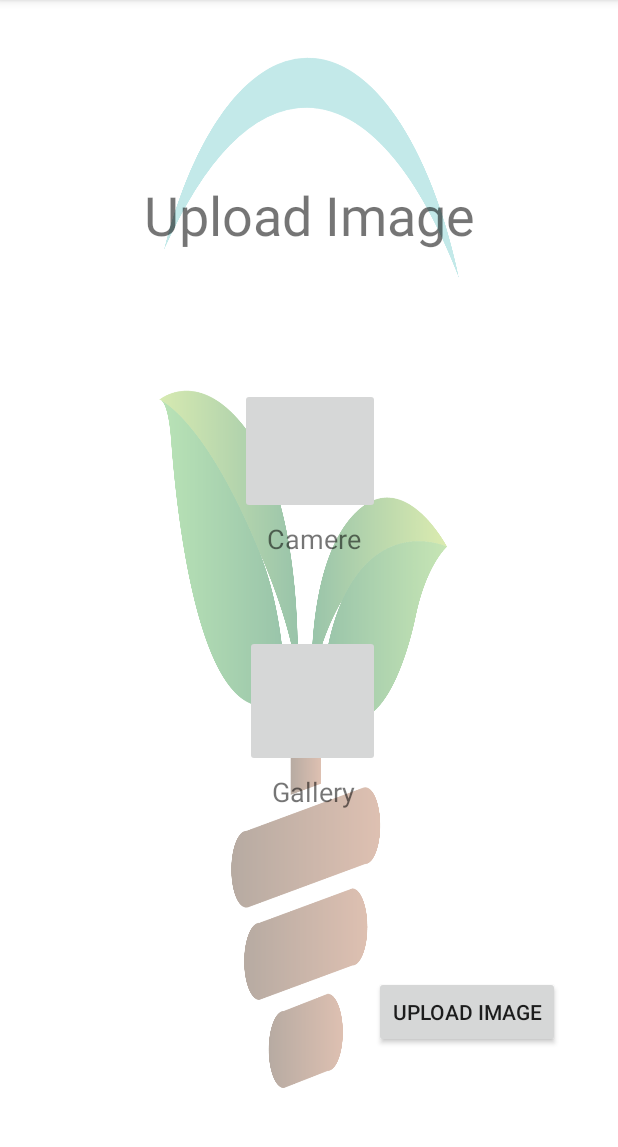
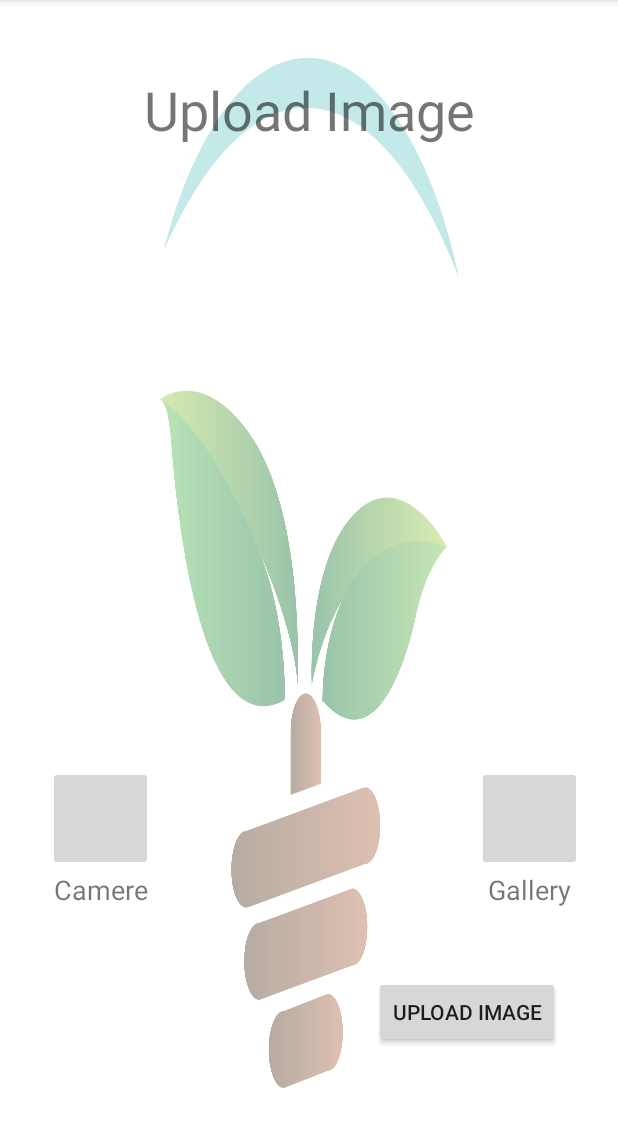
Before and after one commit to RavinduJP/Project_Application, an Android app: the UploadImage screen opened directly, with no data from a screen before it, on a phone screen of 412 x 824 dp, the part 84-1231 px from its top. Run offline under Robolectric (Android 15) with nearby library versions, the phone set to English and light mode, and no system bars.

Commit message:
create camera accsee

```diff
--- a/app/src/main/AndroidManifest.xml
+++ b/app/src/main/AndroidManifest.xml
@@ -5,6 +5,7 @@
     <uses-permission android:name="android.permission.ACCESS_FINE_LOCATION" />
     <uses-permission android:name="android.permission.INTERNET" />
     <uses-permission android:name="android.permission.ACCESS_COARSE_LOCATION" />
+    <uses-permission android:name="android.permission.CAMERA" />
 
     <application
         android:allowBackup="true"
--- a/app/src/main/java/com/example/smartfarming/Gps.java
+++ b/app/src/main/java/com/example/smartfarming/Gps.java
@@ -27,7 +27,7 @@ import java.util.Locale;
 public class Gps extends AppCompatActivity implements LocationListener {
     Button setLocation, UpLocation;
     TextView txtAddress;
-    ImageView imageView;
+    //ImageView imageView;
     LocationManager locationManager;
 
     @Override
--- a/app/src/main/java/com/example/smartfarming/MainActivity.java
+++ b/app/src/main/java/com/example/smartfarming/MainActivity.java
@@ -5,6 +5,8 @@ import androidx.appcompat.app.AppCompatActivity;
 import android.content.Intent;
 import android.os.Bundle;
 import android.os.Handler;
+
+import static com.example.smartfarming.R.layout.activity_main;
 
 public class MainActivity extends AppCompatActivity {
     private static int SPLASH_TIME_OUT = 3000;
--- a/app/src/main/java/com/example/smartfarming/UploadImage.java
+++ b/app/src/main/java/com/example/smartfarming/UploadImage.java
@@ -1,14 +1,63 @@
 package com.example.smartfarming;
 
+import androidx.annotation.Nullable;
 import androidx.appcompat.app.AppCompatActivity;
+import androidx.core.app.ActivityCompat;
+import androidx.core.content.ContextCompat;
 
+import android.Manifest;
+import android.content.Intent;
+import android.content.pm.PackageManager;
+import android.graphics.Bitmap;
 import android.os.Bundle;
+import android.provider.MediaStore;
+import android.view.View;
+import android.widget.Button;
+import android.widget.ImageButton;
+import android.widget.ImageView;
 
 public class UploadImage extends AppCompatActivity {
+
+    ImageButton camerabtn, gallerybtn;
+    ImageView photoDisplay;
+    Button button;
 
     @Override
     protected void onCreate(Bundle savedInstanceState) {
         super.onCreate(savedInstanceState);
         setContentView(R.layout.activity_upload_image);
+
+        camerabtn = findViewById(R.id.camerabtn);
+        gallerybtn = findViewById(R.id.gallerybtn);
+        photoDisplay = findViewById(R.id.photoDisplay);
+        button = findViewById(R.id.button);
+
+        if (ContextCompat.checkSelfPermission(UploadImage.this,
+                Manifest.permission.CAMERA) != PackageManager.PERMISSION_GRANTED) {
+            ActivityCompat.requestPermissions(UploadImage.this,
+                    new String[] {
+                            Manifest.permission.CAMERA
+                    },
+                    100);
+        }
+
+        camerabtn.setOnClickListener(new View.OnClickListener() {
+            @Override
+            public void onClick(View view) {
+                Intent intent = new Intent(MediaStore.ACTION_IMAGE_CAPTURE);
+                startActivityForResult(intent,100);
+            }
+        });
+
+    }
+
+    @Override
+    protected void onActivityResult(int requestCode, int resultCode, @Nullable Intent data) {
+        super.onActivityResult(requestCode, resultCode, data);
+        if (requestCode == 100) {
+            Bitmap captureImage = (Bitmap) data.getExtras().get("daata");
+
+            photoDisplay.setImageBitmap(captureImage);
+        }
     }
 }
--- a/app/src/main/java/com/example/smartfarming/Welcome.java
+++ b/app/src/main/java/com/example/smartfarming/Welcome.java
@@ -8,13 +8,12 @@ import android.view.View;
 import android.widget.Button;
 
 public class Welcome extends AppCompatActivity {
-    private Button welcomebtn;
 
     @Override
     protected void onCreate(Bundle savedInstanceState) {
         super.onCreate(savedInstanceState);
         setContentView(R.layout.activity_welcome);
-        welcomebtn = (Button) findViewById(R.id.welcomebtn);
+        Button welcomebtn = (Button) findViewById(R.id.welcomebtn);
         welcomebtn.setOnClickListener(new View.OnClickListener() {
             @Override
             public void onClick(View view) {
--- a/app/src/main/res/layout/activity_manually.xml
+++ b/app/src/main/res/layout/activity_manually.xml
@@ -14,7 +14,7 @@
         android:layout_width="wrap_content"
         android:layout_height="wrap_content"
         android:layout_marginTop="70dp"
-        android:text="@string/select_loccation_by_manually"
+        android:text="@string/select_location_by_manually"
         android:textAlignment="center"
         android:textSize="36sp" />
 
@@ -55,7 +55,7 @@
         android:textSize="20sp" />
 
     <Button
-        android:id="@+id/Manuallybutton"
+        android:id="@+id/ManuallySelectbutton"
         android:layout_width="wrap_content"
         android:layout_height="wrap_content"
         android:layout_alignParentLeft="true"
--- a/app/src/main/res/layout/activity_upload_image.xml
+++ b/app/src/main/res/layout/activity_upload_image.xml
@@ -17,53 +17,64 @@
         app:layout_constraintEnd_toEndOf="parent"
         app:layout_constraintStart_toStartOf="parent"
         app:layout_constraintTop_toTopOf="parent"
-        app:layout_constraintVertical_bias="0.165" />
+        app:layout_constraintVertical_bias="0.068" />
+
+    <ImageView
+        android:id="@+id/photoDisplay"
+        android:layout_width="347dp"
+        android:layout_height="362dp"
+        app:layout_constraintBottom_toBottomOf="parent"
+        app:layout_constraintEnd_toEndOf="parent"
+        app:layout_constraintHorizontal_bias="0.489"
+        app:layout_constraintStart_toStartOf="parent"
+        app:layout_constraintTop_toTopOf="parent"
+        app:layout_constraintVertical_bias="0.279"
+        tools:srcCompat="@tools:sample/avatars" />
 
     <ImageButton
-        android:id="@+id/imageButton"
-        android:layout_width="93dp"
-        android:layout_height="84dp"
+        android:id="@+id/camerabtn"
+        android:layout_width="70dp"
+        android:layout_height="70dp"
         app:layout_constraintBottom_toBottomOf="parent"
-        app:layout_constraintEnd_toEndOf="@+id/textView"
-        app:layout_constraintStart_toStartOf="@+id/textView"
+        app:layout_constraintEnd_toEndOf="parent"
+        app:layout_constraintHorizontal_bias="0.093"
+        app:layout_constraintStart_toStartOf="parent"
         app:layout_constraintTop_toTopOf="parent"
-        app:layout_constraintVertical_bias="0.378"
+        app:layout_constraintVertical_bias="0.732"
         tools:srcCompat="@drawable/camera" />
 
     <TextView
         android:id="@+id/textView3"
         android:layout_width="wrap_content"
         android:layout_height="wrap_content"
-        android:layout_marginTop="4dp"
         android:text="Camere"
         android:textSize="18sp"
-        app:layout_constraintEnd_toEndOf="@+id/imageButton"
-        app:layout_constraintHorizontal_bias="0.58"
-        app:layout_constraintStart_toStartOf="@+id/imageButton"
-        app:layout_constraintTop_toBottomOf="@+id/imageButton" />
+        app:layout_constraintEnd_toEndOf="@+id/camerabtn"
+        app:layout_constraintStart_toStartOf="@+id/camerabtn"
+        app:layout_constraintTop_toBottomOf="@+id/camerabtn" />
 
     <ImageButton
-        android:id="@+id/imageButton2"
-        android:layout_width="90dp"
-        android:layout_height="88dp"
-        android:layout_marginTop="52dp"
-        app:layout_constraintEnd_toEndOf="@+id/imageButton"
+        android:id="@+id/gallerybtn"
+        android:layout_width="70dp"
+        android:layout_height="70dp"
+        android:layout_marginEnd="24dp"
+        app:layout_constraintBottom_toBottomOf="parent"
+        app:layout_constraintEnd_toEndOf="parent"
         app:layout_constraintHorizontal_bias="1.0"
-        app:layout_constraintStart_toStartOf="@+id/imageButton"
-        app:layout_constraintTop_toBottomOf="@+id/textView3"
+        app:layout_constraintStart_toEndOf="@+id/camerabtn"
+        app:layout_constraintTop_toTopOf="parent"
+        app:layout_constraintVertical_bias="0.732"
         tools:srcCompat="@drawable/gallery" />
 
     <TextView
         android:id="@+id/textView4"
         android:layout_width="wrap_content"
         android:layout_height="wrap_content"
-        android:layout_marginTop="4dp"
         android:text="Gallery"
         android:textSize="18sp"
-        app:layout_constraintEnd_toEndOf="@+id/imageButton2"
-        app:layout_constraintHorizontal_bias="0.527"
-        app:layout_constraintStart_toStartOf="@+id/imageButton2"
-        app:layout_constraintTop_toBottomOf="@+id/imageButton2" />
+        app:layout_constraintEnd_toEndOf="@+id/gallerybtn"
+        app:layout_constraintStart_toStartOf="@+id/gallerybtn"
+        app:layout_constraintTop_toBottomOf="@+id/gallerybtn" />
 
     <Button
         android:id="@+id/button"
@@ -76,4 +87,6 @@
         app:layout_constraintStart_toStartOf="parent"
         app:layout_constraintTop_toTopOf="parent"
         app:layout_constraintVertical_bias="0.904" />
+
+
 </androidx.constraintlayout.widget.ConstraintLayout>
--- a/app/src/main/res/layout/dialog_searchable_spinner.xml
+++ b/app/src/main/res/layout/dialog_searchable_spinner.xml
@@ -28,7 +28,7 @@
     <ListView
         android:id="@+id/list_view"
         android:layout_width="match_parent"
-        android:layout_height="match_parent"/>
+        android:layout_height="match_parent" />
 
 
 </LinearLayout>
--- a/app/src/main/res/values/strings.xml
+++ b/app/src/main/res/values/strings.xml
@@ -1,6 +1,6 @@
 <resources>
     <string name="app_name">Smart farming</string>
-    <string name="select_loccation_by_manually">Select Loccation By Manually</string>
+    <string name="select_location_by_manually">Select Loccation By Manually</string>
     <string name="upload_location">Upload Location</string>
     <string name="province">Province</string>
     <string name="ditrict">Ditrict</string>
```
Also changed, not shown: app/src/main/java/com/example/smartfarming/Manually.java (+13 -31 lines).
